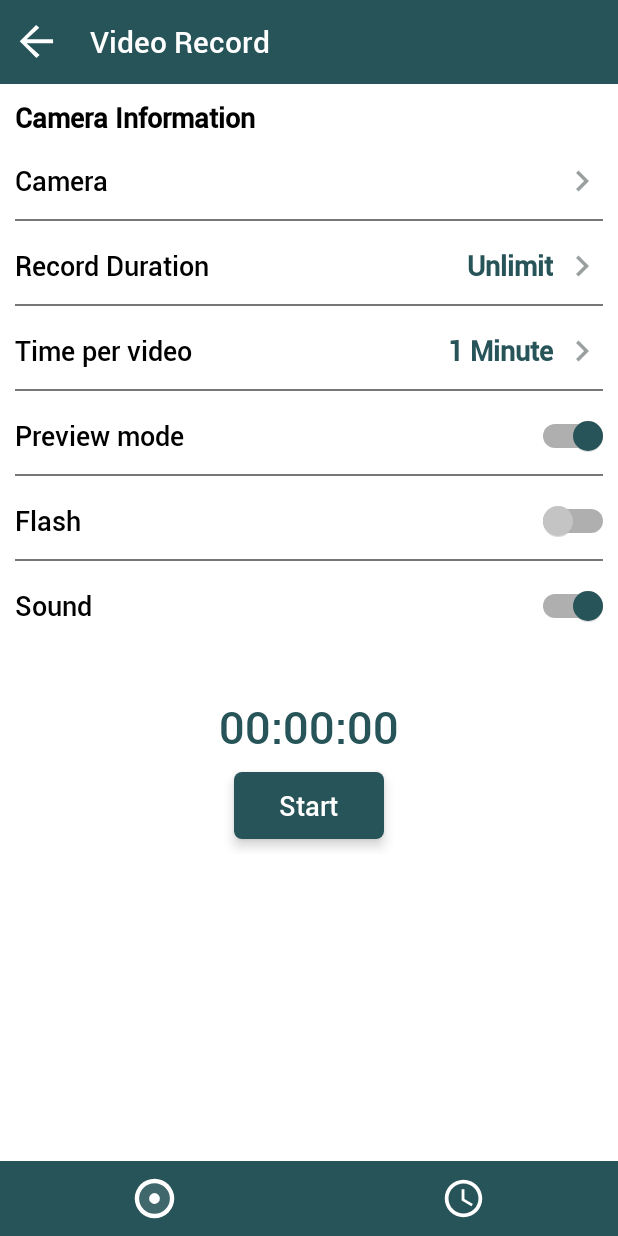
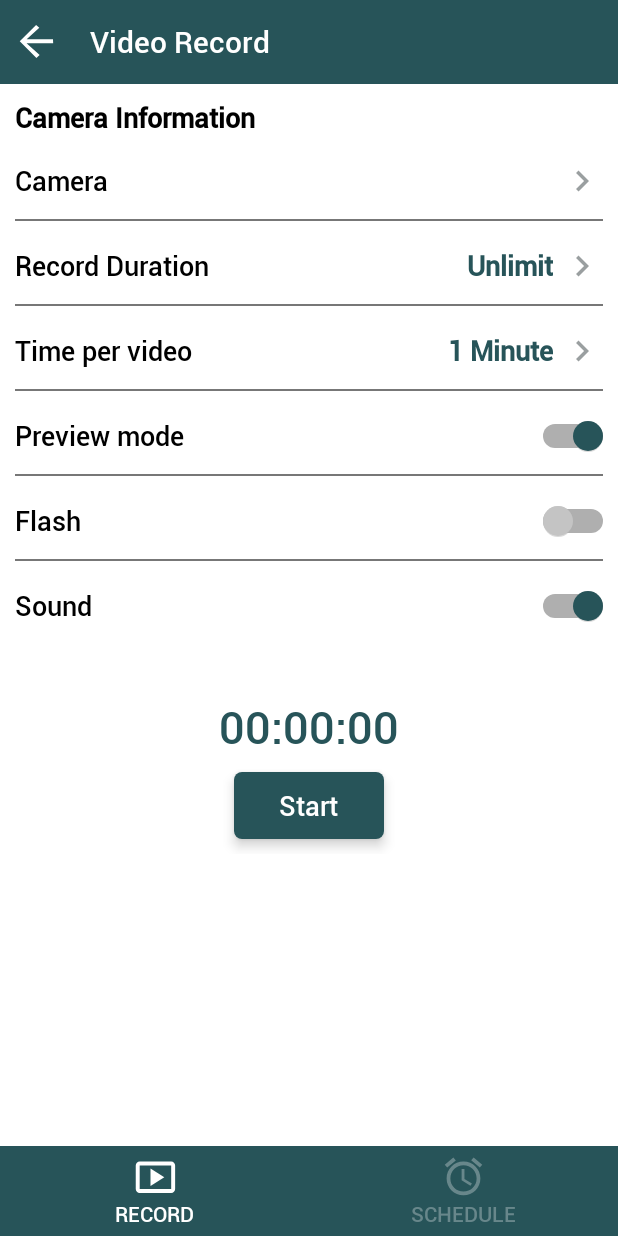
Before and after one commit to mikhoaitay23/backgroundvideo22, an Android app: the VideoRecordFragment screen opened through its navigation route, on a phone screen of 412 x 824 dp. Run offline under Robolectric (Android 15) with nearby library versions, the phone set to English and light mode, and no system bars; our stand-ins replace data binding; 2 statements that could not run were skipped.

Commit message:
update record video

```diff
--- a/app/src/main/java/com/hola360/backgroundvideorecoder/ui/record/video/VideoRecordFragment.kt
+++ b/app/src/main/java/com/hola360/backgroundvideorecoder/ui/record/video/VideoRecordFragment.kt
@@ -19,7 +19,6 @@ class VideoRecordFragment: BaseFragment<FragmentVideoRecordBinding>() {
             updateFragment(true)
         }
     }
-    private var curPagerPage= 0
 
     override fun initViewModel() {
 
@@ -29,17 +28,19 @@ class VideoRecordFragment: BaseFragment<FragmentVideoRecordBinding>() {
         binding!!.viewPager.adapter= adapter
         binding!!.viewPager.registerOnPageChangeCallback(object : ViewPager2.OnPageChangeCallback(){
             override fun onPageSelected(position: Int) {
-                curPagerPage= position
+                binding!!.position= position
             }
         })
         binding!!.record.setOnClickListener {
-            if(curPagerPage != 0){
+            if(binding!!.position != 0){
                 binding!!.viewPager.setCurrentItem(0, true)
+                binding!!.position=0
             }
         }
         binding!!.schedule.setOnClickListener {
-            if(curPagerPage != 1){
+            if(binding!!.position != 1){
                 binding!!.viewPager.setCurrentItem(1, true)
+                binding!!.position=1
             }
         }
     }
--- a/app/src/main/java/com/hola360/backgroundvideorecoder/utils/BindingUtils.kt
+++ b/app/src/main/java/com/hola360/backgroundvideorecoder/utils/BindingUtils.kt
@@ -1,6 +1,9 @@
 package com.hola360.backgroundvideorecoder.utils
 
+import android.os.Build
+import android.widget.ImageView
 import android.widget.TextView
+import androidx.annotation.RequiresApi
 import androidx.databinding.BindingAdapter
 import com.hola360.backgroundvideorecoder.R
 import com.hola360.backgroundvideorecoder.data.model.audio.AudioModel
@@ -88,6 +91,18 @@ object BindingUtils {
         }
     }
 
+    @RequiresApi(Build.VERSION_CODES.M)
+    @JvmStatic
+    @BindingAdapter("android:pagerIconTint")
+    fun pagerIconTint(imageView: ImageView, isSelected: Boolean) {
+        val color= if(isSelected){
+            imageView.context.resources.getColor(R.color.md_white_1000, null)
+        }else{
+            imageView.context.resources.getColor(R.color.bg_page_un_select, null)
+        }
+        imageView.setColorFilter(color)
+    }
+
     private const val DATE_FORMAT= "dd/MM/yyyy"
     const val TIME_FORMAT= "HH:mm"
 
--- /dev/null
+++ b/app/src/main/res/drawable/ic_video_record.xml
@@ -0,0 +1,12 @@
+<vector xmlns:android="http://schemas.android.com/apk/res/android"
+    android:width="24dp"
+    android:height="24dp"
+    android:viewportWidth="24"
+    android:viewportHeight="24">
+  <path
+      android:pathData="M9.875,7.675V17.125L17.225,12.4L9.875,7.675Z"
+      android:fillColor="#ffffff"/>
+  <path
+      android:pathData="M20.9,4H4.1C2.945,4 2,4.945 2,6.1V18.7C2,19.855 2.945,20.8 4.1,20.8H20.9C22.055,20.8 23,19.855 23,18.7V6.1C23,4.945 22.055,4 20.9,4ZM20.9,18.7105H4.1V6.0895H20.9V18.7105Z"
+      android:fillColor="#ffffff"/>
+</vector>
--- /dev/null
+++ b/app/src/main/res/drawable/ic_video_schedule.xml
@@ -0,0 +1,9 @@
+<vector xmlns:android="http://schemas.android.com/apk/res/android"
+    android:width="24dp"
+    android:height="24dp"
+    android:viewportWidth="24"
+    android:viewportHeight="24">
+  <path
+      android:pathData="M22,5.7L17.4,1.8L16.1,3.3L20.7,7.2L22,5.7ZM7.9,3.4L6.6,1.9L2,5.7L3.3,7.2L7.9,3.4V3.4ZM12.5,8H11V14L15.7,16.9L16.5,15.7L12.5,13.3V8ZM12,4C7,4 3,8 3,13C3,18 7,22 12,22C17,22 21,18 21,13C21,8 17,4 12,4ZM12,20C8.1,20 5,16.9 5,13C5,9.1 8.1,6 12,6C15.9,6 19,9.1 19,13C19,16.9 15.9,20 12,20Z"
+      android:fillColor="#ffffff"/>
+</vector>
--- a/app/src/main/res/layout/fragment_video_record.xml
+++ b/app/src/main/res/layout/fragment_video_record.xml
@@ -1,8 +1,11 @@
 <?xml version="1.0" encoding="utf-8"?>
-<layout xmlns:android="http://schemas.android.com/apk/res/android">
+<layout xmlns:app="http://schemas.android.com/apk/res-auto"
+    xmlns:android="http://schemas.android.com/apk/res/android">
 
     <data>
-
+        <variable
+            name="position"
+            type="Integer" />
     </data>
 
     <LinearLayout
@@ -20,23 +23,48 @@
             android:orientation="horizontal"
             android:background="@color/colorAccent"
             android:layout_width="match_parent"
-            android:layout_height="50dp">
+            android:layout_height="@dimen/record_bottom_pager_height">
 
-            <ImageView
+            <LinearLayout
                 android:id="@+id/record"
-                android:src="@drawable/ic_record_normal"
                 android:layout_width="0dp"
                 android:layout_weight="1"
-                android:layout_height="match_parent"
-                android:paddingVertical="10dp"/>
+                android:orientation="vertical"
+                android:gravity="center"
+                android:layout_height="match_parent">
 
-            <ImageView
+                <ImageView
+                    android:src="@drawable/ic_video_record"
+                    android:layout_width="@dimen/record_bottom_icon_height"
+                    android:layout_height="@dimen/record_bottom_icon_height"
+                    android:pagerIconTint="@{position==0}"/>
+
+                <TextView
+                    style="@style/TextPager"
+                    android:textColor="@{position==1? @color/bg_page_un_select: @color/md_white_1000}"
+                    android:text="@string/video_record_page_record"/>
+            </LinearLayout>
+
+            <LinearLayout
                 android:id="@+id/schedule"
-                android:src="@drawable/ic_schedule"
                 android:layout_width="0dp"
                 android:layout_weight="1"
-                android:layout_height="match_parent"
-                android:paddingVertical="10dp"/>
+                android:orientation="vertical"
+                android:gravity="center"
+                android:layout_height="match_parent">
+
+                <ImageView
+                    android:src="@drawable/ic_video_schedule"
+                    android:layout_width="@dimen/record_bottom_icon_height"
+                    android:layout_height="@dimen/record_bottom_icon_height"
+                    android:pagerIconTint="@{position==1}"/>
+
+                <TextView
+                    style="@style/TextPager"
+                    android:textColor="@{position==0? @color/bg_page_un_select: @color/md_white_1000}"
+                    android:text="@string/video_record_page_schedule"/>
+
+            </LinearLayout>
 
         </LinearLayout>
 
--- a/app/src/main/res/values/colors.xml
+++ b/app/src/main/res/values/colors.xml
@@ -18,6 +18,8 @@
     <color name="record_divine_color">#777777</color>
     <color name="bg_switch">#AFAFAF</color>
     <color name="bg_switch_disable">#C4C4C4</color>
+
+    <color name="bg_page_un_select">#68878B</color>
 
     <!-- Common -->
     <color name="transparent">#00000000</color>
--- a/app/src/main/res/values/dimens.xml
+++ b/app/src/main/res/values/dimens.xml
@@ -17,6 +17,8 @@
 
     <dimen name="record_switch_padding">3dp</dimen>
     <dimen name="record_switch_height">40dp</dimen>
+    <dimen name="record_bottom_pager_height">60dp</dimen>
+    <dimen name="record_bottom_icon_height">30dp</dimen>
 
     <dimen name="dp_1">1dp</dimen>
     <dimen name="dp_3">3dp</dimen>
--- a/app/src/main/res/values/strings.xml
+++ b/app/src/main/res/values/strings.xml
@@ -22,6 +22,8 @@
 
 
     <string name="video_record_title">Video Record</string>
+    <string name="video_record_page_record">RECORD</string>
+    <string name="video_record_page_schedule">SCHEDULE</string>
     <string name="video_record_configuration_title">Camera Information</string>
     <string name="video_record_configuration_camera">Camera</string>
     <string name="video_record_configuration_front">Front</string>
--- a/app/src/main/res/values/style.xml
+++ b/app/src/main/res/values/style.xml
@@ -37,6 +37,13 @@
 
     <style name="TextAppearanceHome3">
         <item name="android:textSize">18dp</item>
+    </style>
+
+    <style name="TextPager">
+        <item name="android:textSize">14dp</item>
+        <item name="android:fontFamily">@font/roboto_medium</item>
+        <item name="android:layout_width">wrap_content</item>
+        <item name="android:layout_height">wrap_content</item>
     </style>
 
     <style name="TextRecordTitle">
```
